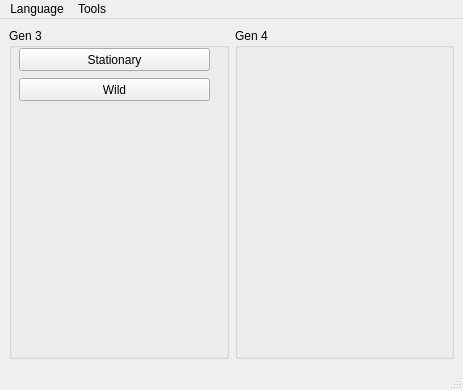
Qt form Forms/MainWindow.ui (Admiral-Fish/PokeFinder) before a commit.
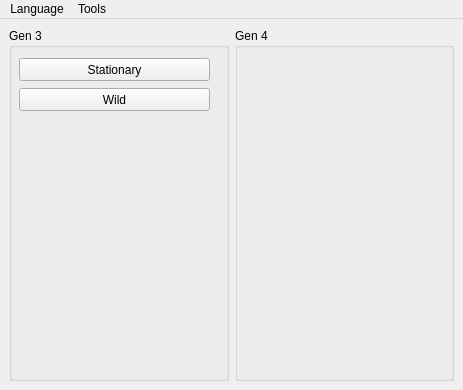
The same form after that commit. Icons and pictures are not drawn.

Commit message: Lock main window size

The edit to the form file:
```diff
--- a/Forms/MainWindow.ui
+++ b/Forms/MainWindow.ui
@@ -10,11 +10,11 @@
     <height>390</height>
    </rect>
   </property>
-  <property name="minimumSize">
-   <size>
-    <width>463</width>
-    <height>390</height>
-   </size>
+  <property name="sizePolicy">
+   <sizepolicy hsizetype="Fixed" vsizetype="Fixed">
+    <horstretch>0</horstretch>
+    <verstretch>0</verstretch>
+   </sizepolicy>
   </property>
   <property name="windowTitle">
    <string notr="true">PokéFinder 1.1.2</string>
@@ -34,7 +34,7 @@
        <property name="geometry">
         <rect>
          <x>10</x>
-         <y>20</y>
+         <y>30</y>
          <width>191</width>
          <height>23</height>
         </rect>
@@ -47,7 +47,7 @@
        <property name="geometry">
         <rect>
          <x>10</x>
-         <y>50</y>
+         <y>60</y>
          <width>191</width>
          <height>23</height>
         </rect>
@@ -90,7 +90,6 @@
    <addaction name="menuLanguage"/>
    <addaction name="menuTools"/>
   </widget>
-  <widget class="QStatusBar" name="statusbar"/>
   <action name="actionResearcher">
    <property name="text">
     <string>Researcher</string>
```
The commit also changes 1 other file.
